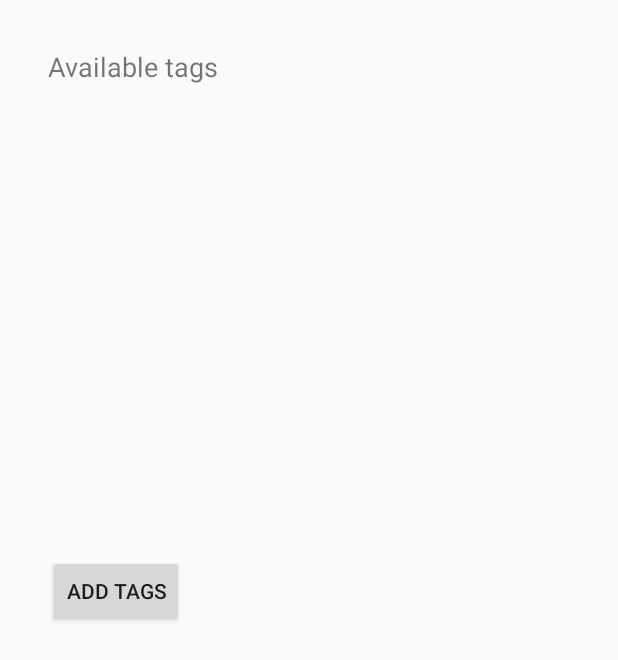
After one commit to akhil-code/gallery-app-android, an Android app: the layout fragment_add_tags.xml on its own in the app's theme, with its tools: preview values and no code run, on a phone screen of 412 x 824 dp. The commit adds this screen. Shown: the top 660 px of the screen. Run offline under Robolectric (Android 15) with nearby library versions, the phone set to English and light mode, and no system bars.

Commit message:
added dialog Fragment on long press

```diff
--- a/app/src/main/java/com/techg/restaurant/GridViewAdapter.java
+++ b/app/src/main/java/com/techg/restaurant/GridViewAdapter.java
@@ -14,9 +14,11 @@ public class GridViewAdapter extends BaseAdapter {
     private Context mContext;
     private SQLiteDatabase db;
     private ArrayList<Item> items;
+    private final String type;
     public GridViewAdapter(Context context, SQLiteDatabase db, String type) {
         mContext = context;
         this.db = db;
+        this.type = type;
 
         if(type.equals("allitems"))
             this.items = Item.getAllItemsFromDb(db);
--- a/app/src/main/java/com/techg/restaurant/ScreenSlidePagerAdapter.java
+++ b/app/src/main/java/com/techg/restaurant/ScreenSlidePagerAdapter.java
@@ -43,8 +43,8 @@ public class ScreenSlidePagerAdapter extends FragmentStatePagerAdapter {
         Bundle args = new Bundle();
         if(position == 0)
             args.putString("type","allitems");
-        else if(position == 1)
-            args.putString("type","allitems");
+        else if(position == 2)
+            args.putString("type","untagged");
         else
             args.putString("type","untagged");
         UntaggedGridFragment fragment = new UntaggedGridFragment();
--- /dev/null
+++ b/app/src/main/res/layout/fragment_add_tags.xml
@@ -0,0 +1,38 @@
+<?xml version="1.0" encoding="utf-8"?>
+<FrameLayout xmlns:android="http://schemas.android.com/apk/res/android"
+    xmlns:app="http://schemas.android.com/apk/res-auto"
+    xmlns:tools="http://schemas.android.com/tools"
+    android:layout_width="match_parent"
+    android:layout_height="match_parent"
+    tools:context=".AddTagsFragment">
+
+
+    <android.support.constraint.ConstraintLayout
+        android:layout_width="300dp"
+        android:layout_height="450dp">
+
+        <Button
+            android:id="@+id/button2"
+            android:layout_width="wrap_content"
+            android:layout_height="wrap_content"
+            android:layout_marginBottom="32dp"
+            android:layout_marginLeft="32dp"
+            android:layout_marginStart="32dp"
+            android:text="Add Tags"
+            app:layout_constraintBottom_toBottomOf="parent"
+            app:layout_constraintStart_toStartOf="parent" />
+
+        <TextView
+            android:id="@+id/textView"
+            android:layout_width="wrap_content"
+            android:layout_height="wrap_content"
+            android:layout_marginLeft="32dp"
+            android:layout_marginStart="32dp"
+            android:layout_marginTop="32dp"
+            android:text="Available tags"
+            android:textSize="18sp"
+            app:layout_constraintStart_toStartOf="parent"
+            app:layout_constraintTop_toTopOf="parent" />
+    </android.support.constraint.ConstraintLayout>
+
+</FrameLayout>
```
Also changed, not shown: app/src/main/java/com/techg/restaurant/AddTagsFragment.java (added, +21 -0 lines), app/src/main/java/com/techg/restaurant/UntaggedGridFragment.java (+17 -2 lines).
